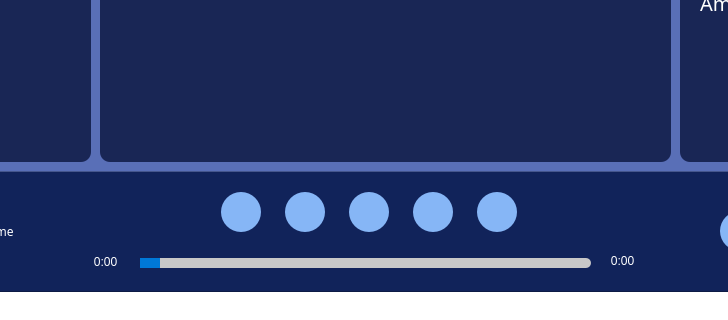
Qt form forms/mainwindow.ui (whatdislol/Symmo) before a commit; both pictures show x 200 to 928 and y 318 to 638 of the 1150 by 638 pixel window.
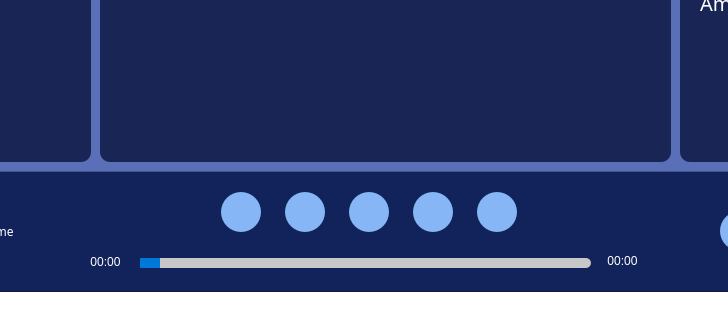
The same form after that commit.

Diff of the .ui file:
```diff
--- a/forms/mainwindow.ui
+++ b/forms/mainwindow.ui
@@ -302,7 +302,7 @@
       <string notr="true">color: rgb(255,255,255);</string>
      </property>
      <property name="text">
-      <string>0:00</string>
+      <string>00:00</string>
      </property>
      <property name="alignment">
       <set>Qt::AlignCenter</set>
@@ -321,7 +321,7 @@
       <string notr="true">color: rgb(255,255,255);</string>
      </property>
      <property name="text">
-      <string>0:00</string>
+      <string>00:00</string>
      </property>
      <property name="alignment">
       <set>Qt::AlignCenter</set>
```
